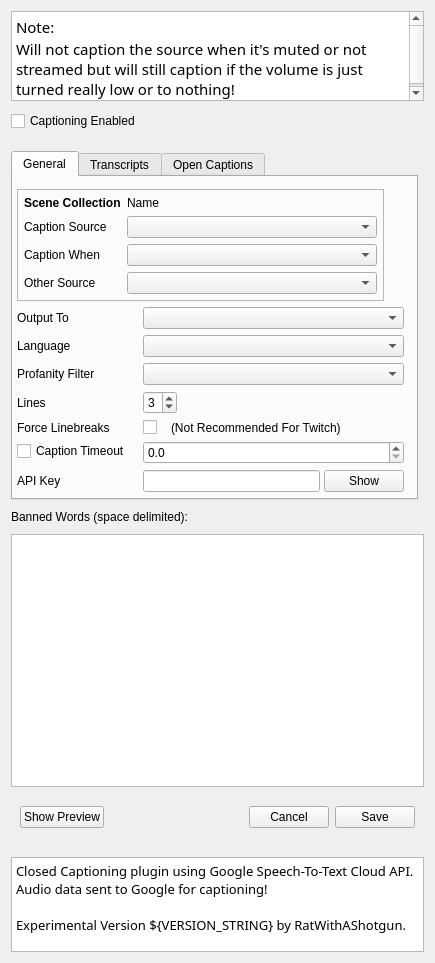
This is src/ui/CaptionSettingsWidget.ui in ratwithacompiler/OBS-captions-plugin as Qt 5 draws it before an edit. The edited form follows.
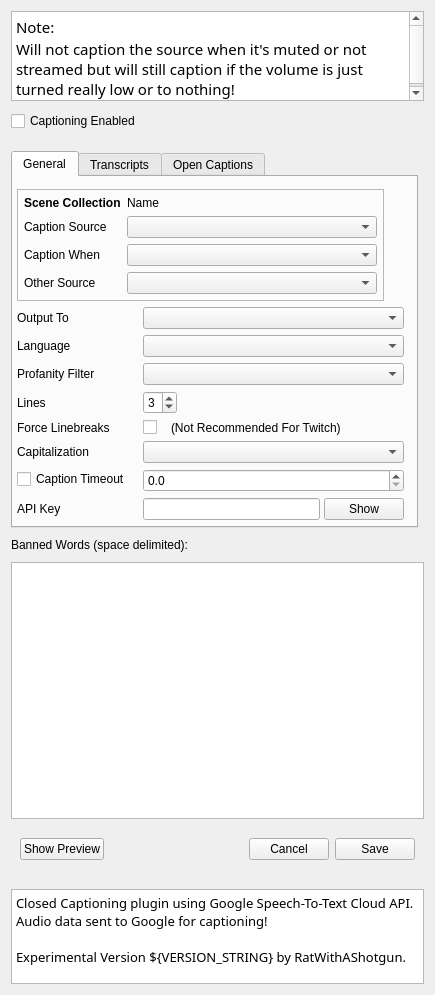
This is the edited form.

Commit message: add Capitalization options Normal/CAPS/lower

```diff
--- a/src/ui/CaptionSettingsWidget.ui
+++ b/src/ui/CaptionSettingsWidget.ui
@@ -7,7 +7,7 @@
     <x>0</x>
     <y>0</y>
     <width>435</width>
-    <height>963</height>
+    <height>995</height>
    </rect>
   </property>
   <property name="sizePolicy">
@@ -351,28 +351,28 @@
             </property>
            </widget>
           </item>
-          <item row="9" column="0">
+          <item row="11" column="0">
            <widget class="QCheckBox" name="captionTimeoutEnabledCheckBox">
             <property name="text">
              <string>Caption Timeout</string>
             </property>
            </widget>
           </item>
-          <item row="9" column="1">
+          <item row="11" column="1">
            <widget class="QDoubleSpinBox" name="captionTimeoutDoubleSpinBox">
             <property name="decimals">
              <number>1</number>
             </property>
            </widget>
           </item>
-          <item row="10" column="0">
+          <item row="12" column="0">
            <widget class="QLabel" name="apiKeyLabel">
             <property name="text">
              <string>API Key</string>
             </property>
            </widget>
           </item>
-          <item row="10" column="1">
+          <item row="12" column="1">
            <widget class="QWidget" name="apiKeyWidget" native="true">
             <property name="minimumSize">
              <size>
@@ -461,6 +461,23 @@
             </layout>
            </widget>
           </item>
+          <item row="10" column="0">
+           <widget class="QLabel" name="label_15">
+            <property name="text">
+             <string>Capitalization</string>
+            </property>
+           </widget>
+          </item>
+          <item row="10" column="1">
+           <widget class="QComboBox" name="capitalizationComboBox">
+            <property name="minimumSize">
+             <size>
+              <width>250</width>
+              <height>0</height>
+             </size>
+            </property>
+           </widget>
+          </item>
          </layout>
         </widget>
        </item>
```
Left out of the diff: 18 changed lines with no effect on the pictures. The commit also changes 7 other files.
